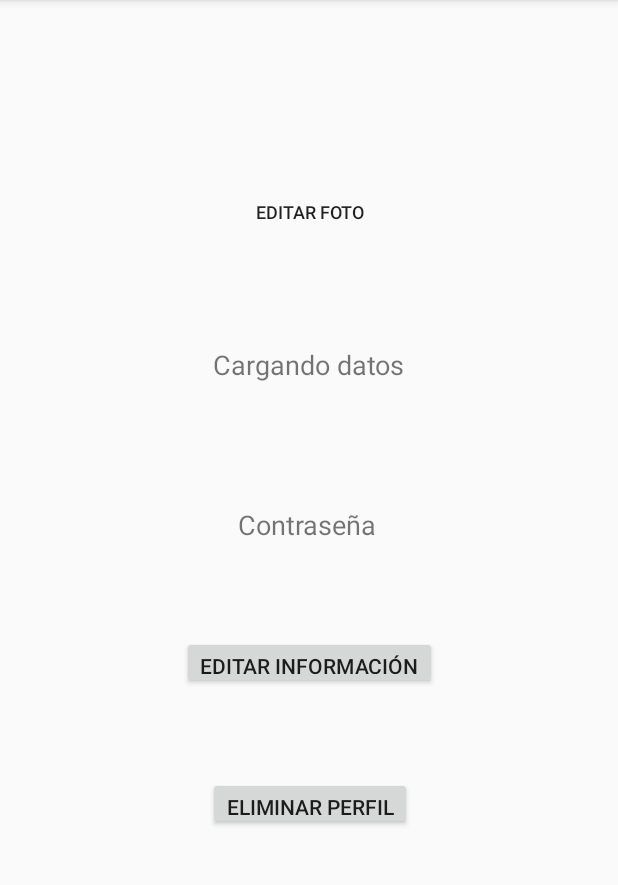
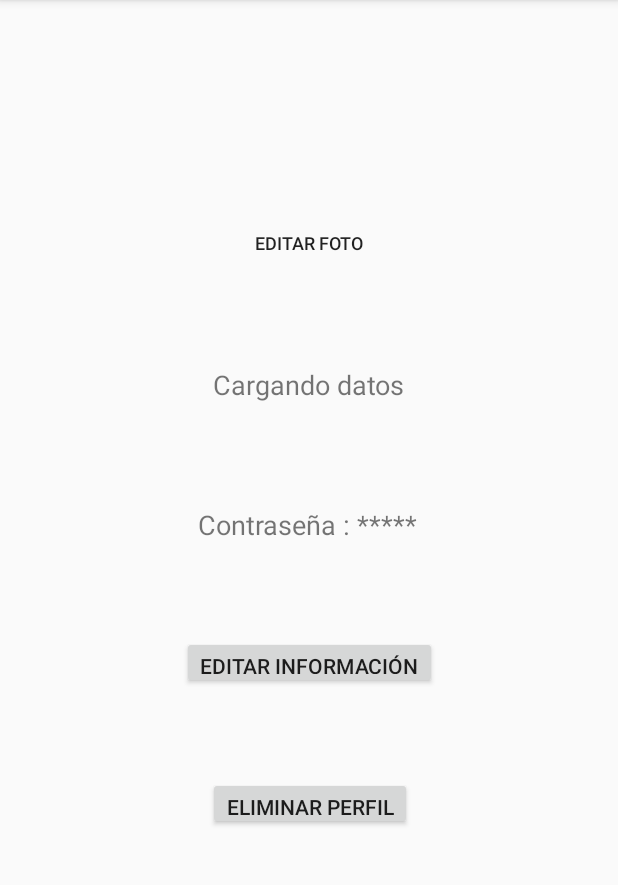
Before and after one commit to NEMESIIS/FEI-EATS-mov, an Android app: the ActivityPerfil screen opened directly, with no data from a screen before it, on a phone screen of 412 x 824 dp, the part 84-969 px from its top. Run offline under Robolectric (Android 15) with nearby library versions, the phone set to English and light mode, and no system bars; our stand-ins replace Firebase (no records; nobody signed in at launch, a user with empty details on screens opened directly); pictures from the network do not load.

Commit message:
Muestra perfil de usuario

```diff
--- a/app/src/main/res/layout/activity_perfil.xml
+++ b/app/src/main/res/layout/activity_perfil.xml
@@ -59,7 +59,7 @@
         android:id="@+id/textView11"
         android:layout_width="wrap_content"
         android:layout_height="wrap_content"
-        android:text="@string/contrase_a"
+        android:text="@string/contrase_a1"
         android:textSize="18sp"
         app:layout_constraintBottom_toBottomOf="@+id/view"
         app:layout_constraintEnd_toEndOf="@+id/view"
@@ -70,14 +70,14 @@
 
     <ImageView
         android:id="@+id/imageView4"
-        android:layout_width="133dp"
-        android:layout_height="100dp"
+        android:layout_width="121dp"
+        android:layout_height="119dp"
         app:layout_constraintBottom_toBottomOf="@+id/view"
         app:layout_constraintEnd_toEndOf="parent"
-        app:layout_constraintHorizontal_bias="0.467"
+        app:layout_constraintHorizontal_bias="0.468"
         app:layout_constraintStart_toStartOf="@+id/view"
         app:layout_constraintTop_toTopOf="@+id/view"
-        app:layout_constraintVertical_bias="0.084" />
+        app:layout_constraintVertical_bias="0.094" />
 
     <Button
         android:id="@+id/button3"
@@ -88,10 +88,10 @@
         android:text="@string/editar_foto"
         app:layout_constraintBottom_toTopOf="@+id/textView13"
         app:layout_constraintEnd_toEndOf="parent"
-        app:layout_constraintHorizontal_bias="0.501"
+        app:layout_constraintHorizontal_bias="0.498"
         app:layout_constraintStart_toStartOf="parent"
         app:layout_constraintTop_toTopOf="@+id/view"
-        app:layout_constraintVertical_bias="0.566" />
+        app:layout_constraintVertical_bias="0.633" />
 
     <Button
         android:id="@+id/button2"
--- a/app/src/main/res/values/strings.xml
+++ b/app/src/main/res/values/strings.xml
@@ -35,4 +35,5 @@
     <string name="contrase_a">Contraseña</string>
     <string name="editar_foto">Editar Foto</string>
     <string name="eliminar_perfil">Eliminar perfil</string>
+    <string name="contrase_a1">Contraseña : *****</string>
 </resources>
```
